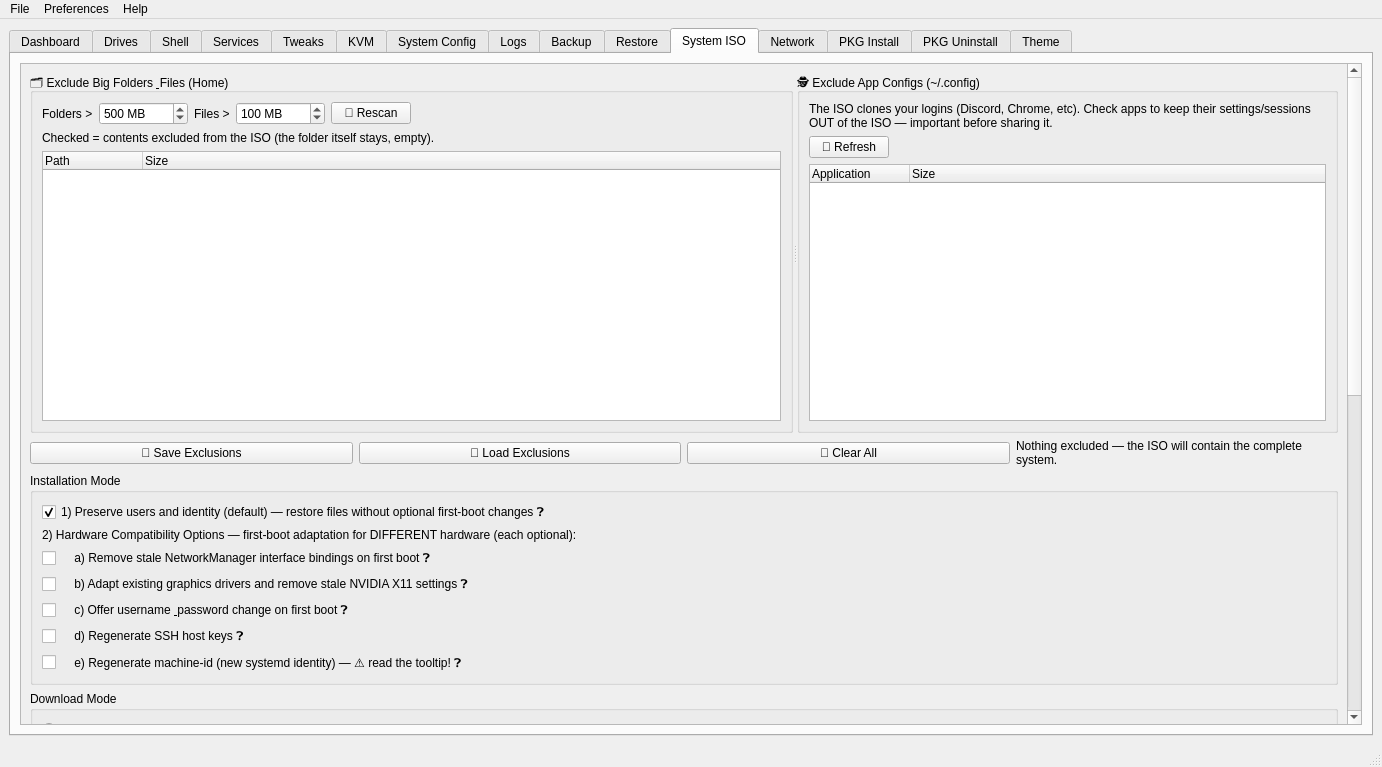
Old version of the form mainwindow.ui in the repository XetalEngine/CachyOsTools.
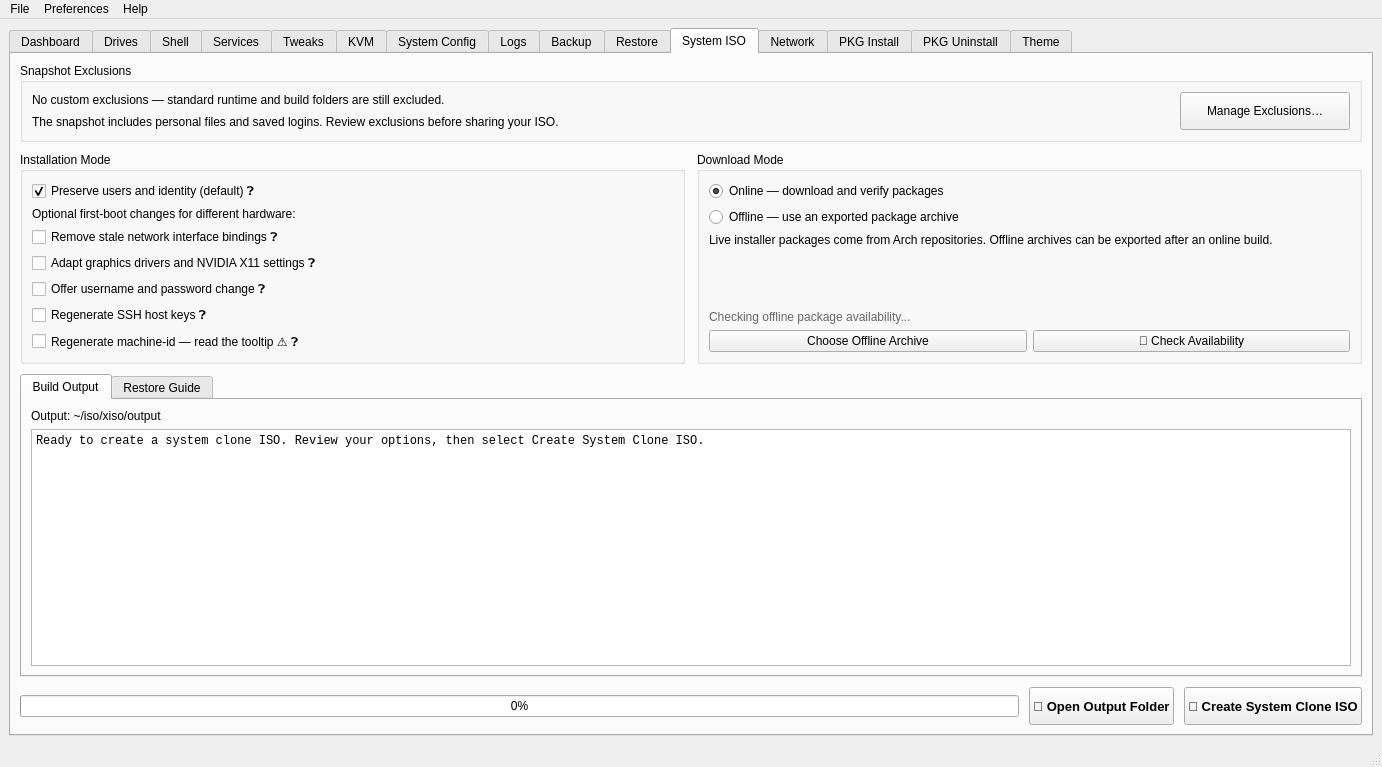
New version of the form. The open tabs and pages were chosen to show the change.

Commit message: Organized System iso Tab

What changed in the file:
```diff
--- a/mainwindow.ui
+++ b/mainwindow.ui
@@ -4230,247 +4230,64 @@
        <attribute name="title">
         <string>System ISO</string>
        </attribute>
-       <layout class="QVBoxLayout" name="verticalLayout_iso">
-        <item>
-         <widget class="QScrollArea" name="isoScrollArea">
-          <property name="widgetResizable">
-           <bool>true</bool>
-          </property>
-          <widget class="QWidget" name="isoScrollContent">
-           <property name="geometry">
-            <rect>
-             <x>0</x>
-             <y>0</y>
-             <width>944</width>
-             <height>1495</height>
-            </rect>
-           </property>
-           <layout class="QVBoxLayout" name="verticalLayout_iso_content">
-            <item>
-             <widget class="QSplitter" name="isoExcludeSplitter">
-              <property name="orientation">
-               <enum>Qt::Orientation::Horizontal</enum>
-              </property>
-              <property name="minimumSize">
-               <size>
-                <width>0</width>
-                <height>360</height>
-               </size>
-              </property>
-              <property name="childrenCollapsible">
-               <bool>false</bool>
-              </property>
-              <widget class="QGroupBox" name="isoBigFoldersGroup">
-               <property name="title">
-                <string>🗂️ Exclude Big Folders &amp; Files (Home)</string>
-               </property>
-               <layout class="QVBoxLayout" name="isoBigFoldersLayout">
-                <item>
-                 <layout class="QHBoxLayout" name="isoBigFiltersLayout">
-                  <item>
-                   <widget class="QLabel" name="isoFolderSizeLabel">
-                    <property name="text">
-                     <string>Folders &gt;</string>
-                    </property>
-                   </widget>
-                  </item>
-                  <item>
-                   <widget class="QSpinBox" name="isoFolderSizeSpin">
-                    <property name="minimum">
-                     <number>1</number>
-                    </property>
-                    <property name="maximum">
-                     <number>1000000</number>
-                    </property>
-                    <property name="value">
-                     <number>500</number>
-                    </property>
-                    <property name="suffix">
-                     <string> MB</string>
-                    </property>
-                    <property name="toolTip">
-                     <string>Only show folders larger than this</string>
-                    </property>
-                   </widget>
-                  </item>
-                  <item>
-                   <widget class="QLabel" name="isoFileSizeLabel">
-                    <property name="text">
-                     <string>Files &gt;</string>
-                    </property>
-                   </widget>
-                  </item>
-                  <item>
-                   <widget class="QSpinBox" name="isoFileSizeSpin">
-                    <property name="minimum">
+       <layout class="QVBoxLayout" name="verticalLayout_iso" stretch="0,0,1,0">
+        <property name="spacing">
                      <number>10</number>
                     </property>
-                    <property name="maximum">
-                     <number>1000000</number>
-                    </property>
-                    <property name="value">
-                     <number>100</number>
-                    </property>
-                    <property name="suffix">
-                     <string> MB</string>
-                    </property>
-                    <property name="toolTip">
-                     <string>Only show files larger than this (minimum 10 MB)</string>
-                    </property>
-                   </widget>
-                  </item>
                   <item>
-                   <widget class="QPushButton" name="isoRescanButton">
-                    <property name="text">
-                     <string>🔄 Rescan</string>
-                    </property>
-                   </widget>
-                  </item>
-                  <item>
-                   <spacer name="isoBigFiltersSpacer">
-                    <property name="orientation">
-                     <enum>Qt::Orientation::Horizontal</enum>
-                    </property>
-                    <property name="sizeHint" stdset="0">
-                     <size>
-                      <width>10</width>
-                      <height>20</height>
-                     </size>
-                    </property>
-                   </spacer>
-                  </item>
-                 </layout>
-                </item>
-                <item>
-                 <widget class="QLabel" name="isoScanStatusLabel">
-                  <property name="text">
-                   <string>Checked = contents excluded from the ISO (the folder itself stays, empty).</string>
-                  </property>
-                 </widget>
-                </item>
-                <item>
-                 <widget class="QTreeWidget" name="isoBigTree">
-                  <property name="alternatingRowColors">
-                   <bool>true</bool>
-                  </property>
-                  <column>
-                   <property name="text">
-                    <string>Path</string>
-                   </property>
-                  </column>
-                  <column>
-                   <property name="text">
-                    <string>Size</string>
-                   </property>
-                  </column>
-                 </widget>
-                </item>
-               </layout>
-              </widget>
-              <widget class="QGroupBox" name="isoConfigGroup">
+         <widget class="QGroupBox" name="isoExclusionsSummaryGroup">
                <property name="title">
-                <string>🕵️ Exclude App Configs (~/.config)</string>
-               </property>
-               <layout class="QVBoxLayout" name="isoConfigLayout">
+           <string>Snapshot Exclusions</string>
+          </property>
+          <layout class="QHBoxLayout" name="isoExclusionsSummaryLayout" stretch="1,0">
                 <item>
-                 <widget class="QLabel" name="isoConfigInfoLabel">
-                  <property name="text">
-                   <string>The ISO clones your logins (Discord, Chrome, etc). Check apps to keep their settings/sessions OUT of the ISO — important before sharing it.</string>
-                  </property>
-                  <property name="wordWrap">
-                   <bool>true</bool>
-                  </property>
-                 </widget>
-                </item>
-                <item>
-                 <layout class="QHBoxLayout" name="isoConfigTopLayout">
-                  <item>
-                   <widget class="QPushButton" name="isoConfigRescanButton">
-                    <property name="text">
-                     <string>🔄 Refresh</string>
-                    </property>
-                   </widget>
-                  </item>
-                  <item>
-                   <spacer name="isoConfigSpacer">
-                    <property name="orientation">
-                     <enum>Qt::Orientation::Horizontal</enum>
-                    </property>
-                    <property name="sizeHint" stdset="0">
-                     <size>
-                      <width>10</width>
-                      <height>20</height>
-                     </size>
-                    </property>
-                   </spacer>
-                  </item>
-                 </layout>
-                </item>
-                <item>
-                 <widget class="QTreeWidget" name="isoConfigTree">
-                  <property name="alternatingRowColors">
-                   <bool>true</bool>
-                  </property>
-                  <column>
-                   <property name="text">
-                    <string>Application</string>
-                   </property>
-                  </column>
-                  <column>
-                   <property name="text">
-                    <string>Size</string>
-                   </property>
-                  </column>
-                 </widget>
-                </item>
-               </layout>
-              </widget>
-             </widget>
-            </item>
-            <item>
-             <layout class="QHBoxLayout" name="isoExcludeProfileLayout">
-              <item>
-               <widget class="QPushButton" name="isoSaveExcludeButton">
-                <property name="text">
-                 <string>💾 Save Exclusions</string>
-                </property>
-                <property name="toolTip">
-                 <string>Save the current exclusion checklist to a profile file</string>
-                </property>
-               </widget>
-              </item>
-              <item>
-               <widget class="QPushButton" name="isoLoadExcludeButton">
-                <property name="text">
-                 <string>📂 Load Exclusions</string>
-                </property>
-                <property name="toolTip">
-                 <string>Load a saved exclusion profile (missing paths are skipped safely)</string>
-                </property>
-               </widget>
-              </item>
-              <item>
-               <widget class="QPushButton" name="isoClearExcludeButton">
-                <property name="text">
-                 <string>🧹 Clear All</string>
-                </property>
-                <property name="toolTip">
-                 <string>Uncheck every exclusion</string>
-                </property>
-               </widget>
-              </item>
+            <layout class="QVBoxLayout" name="isoExclusionsSummaryTextLayout">
               <item>
                <widget class="QLabel" name="isoExcludeSummaryLabel">
                 <property name="text">
-                 <string>Nothing excluded — the ISO will contain the complete system.</string>
+                <string>No custom exclusions — standard runtime and build folders are still excluded.</string>
                 </property>
                 <property name="wordWrap">
                  <bool>true</bool>
                 </property>
                </widget>
               </item>
-             </layout>
-            </item>
+             <item>
+              <widget class="QLabel" name="isoExclusionsPrivacyLabel">
+               <property name="text">
+                <string>The snapshot includes personal files and saved logins. Review exclusions before sharing your ISO.</string>
+               </property>
+               <property name="wordWrap">
+                <bool>true</bool>
+               </property>
+              </widget>
+             </item>
+            </layout>
+           </item>
+           <item>
+            <widget class="QPushButton" name="isoManageExclusionsButton">
+             <property name="text">
+              <string>Manage Exclusions…</string>
+             </property>
+             <property name="minimumSize">
+              <size>
+               <width>170</width>
+               <height>38</height>
+              </size>
+             </property>
+             <property name="toolTip">
+              <string>Open a dedicated window for large folders, files and app settings. Save or load exclusion profiles there.</string>
+             </property>
+            </widget>
+           </item>
+          </layout>
+         </widget>
+        </item>
+        <item>
+         <layout class="QHBoxLayout" name="isoModesLayout" stretch="1,1">
+          <property name="spacing">
+           <number>12</number>
+          </property>
             <item>
              <widget class="QGroupBox" name="isoInstallModeGroup">
               <property name="title">
@@ -4480,7 +4297,7 @@
                <item>
                 <widget class="QCheckBox" name="isoExactCloneCheck">
                  <property name="text">
-                  <string>1) Preserve users and identity (default) — restore files without optional first-boot changes ❓</string>
+                <string>Preserve users and identity (default) ❓</string>
                  </property>
                  <property name="toolTip">
                   <string>Keeps users, SSH keys and machine-id. This is a file-based snapshot, not a disk image.
@@ -4496,14 +4313,17 @@
                <item>
                 <widget class="QLabel" name="isoCompatLabel">
                  <property name="text">
-                  <string>2) Hardware Compatibility Options — first-boot adaptation for DIFFERENT hardware (each optional):</string>
+                <string>Optional first-boot changes for different hardware:</string>
+               </property>
+               <property name="wordWrap">
+                <bool>true</bool>
                  </property>
                 </widget>
                </item>
                <item>
                 <widget class="QCheckBox" name="isoCompatNetworkCheck">
                  <property name="text">
-                  <string>    a) Remove stale NetworkManager interface bindings on first boot ❓</string>
+                <string>Remove stale network interface bindings ❓</string>
                  </property>
                  <property name="toolTip">
                   <string>Requires an active NetworkManager service. Removes bindings to missing physical interfaces.
@@ -4514,7 +4334,7 @@
                <item>
                 <widget class="QCheckBox" name="isoCompatGpuCheck">
                  <property name="text">
-                  <string>    b) Adapt existing graphics drivers and remove stale NVIDIA X11 settings ❓</string>
+                <string>Adapt graphics drivers and NVIDIA X11 settings ❓</string>
                  </property>
                  <property name="toolTip">
                   <string>Uses drivers already included in the source system. Does not install packages or change repositories.
@@ -4526,7 +4346,7 @@
                <item>
                 <widget class="QCheckBox" name="isoCompatUserCheck">
                  <property name="text">
-                  <string>    c) Offer username &amp; password change on first boot ❓</string>
+                <string>Offer username and password change ❓</string>
                  </property>
                  <property name="toolTip">
                   <string>On first boot, offers to rename the user account and set a new password —
@@ -4538,7 +4358,7 @@
                <item>
                 <widget class="QCheckBox" name="isoCompatSshCheck">
                  <property name="text">
-                  <string>    d) Regenerate SSH host keys ❓</string>
+                <string>Regenerate SSH host keys ❓</string>
                  </property>
                  <property name="toolTip">
                   <string>Deletes /etc/ssh/ssh_host_* and generates fresh keys on first boot, so the clone
@@ -4550,7 +4370,7 @@
                <item>
                 <widget class="QCheckBox" name="isoCompatMachineIdCheck">
                  <property name="text">
-                  <string>    e) Regenerate machine-id (new systemd identity) — ⚠ read the tooltip! ❓</string>
+                <string>Regenerate machine-id — read the tooltip ⚠ ❓</string>
                  </property>
                  <property name="toolTip">
                   <string>⚠ Gives the install a brand-new /etc/machine-id — applied during installation.
@@ -4579,7 +4399,7 @@
                <item>
                 <widget class="QRadioButton" name="onlineModeRadio">
                  <property name="text">
-                  <string>Online Mode: Download and verify live installer packages from Arch repositories</string>
+                <string>Online — download and verify packages</string>
                  </property>
                  <property name="checked">
                   <bool>true</bool>
@@ -4589,10 +4409,33 @@
                <item>
                 <widget class="QRadioButton" name="offlineModeRadio">
                  <property name="text">
-                  <string>Offline Mode: Use an archive exported from a previous online build</string>
+                <string>Offline — use an exported package archive</string>
                  </property>
                 </widget>
                </item>
+             <item>
+              <widget class="QLabel" name="isoDownloadInfoLabel">
+               <property name="text">
+                <string>Live installer packages come from Arch repositories. Offline archives can be exported after an online build.</string>
+               </property>
+               <property name="wordWrap">
+                <bool>true</bool>
+               </property>
+              </widget>
+             </item>
+             <item>
+              <spacer name="isoDownloadModeSpacer">
+               <property name="orientation">
+                <enum>Qt::Orientation::Vertical</enum>
+               </property>
+               <property name="sizeHint" stdset="0">
+                <size>
+                 <width>0</width>
+                 <height>0</height>
+                </size>
+               </property>
+              </spacer>
+             </item>
                <item>
                 <widget class="QLabel" name="offlineStatusLabel">
                  <property name="text">
@@ -4601,6 +4444,9 @@
                  <property name="styleSheet">
                   <string notr="true">color: #666666;</string>
                  </property>
+               <property name="wordWrap">
+                <bool>true</bool>
+               </property>
                 </widget>
                </item>
                <item>
@@ -4627,12 +4473,48 @@
               </layout>
              </widget>
             </item>
+         </layout>
+        </item>
             <item>
-             <widget class="QGroupBox" name="isoInfoGroup">
-              <property name="title">
-               <string>System Clone Information</string>
+         <widget class="QTabWidget" name="isoActivityTabs">
+          <widget class="QWidget" name="isoBuildOutputTab">
+           <attribute name="title">
+            <string>Build Output</string>
+           </attribute>
+           <layout class="QVBoxLayout" name="isoBuildOutputLayout" stretch="0,1">
+            <item>
+             <widget class="QLabel" name="isoOutputPathLabel">
+              <property name="text">
+               <string>Output: ~/iso/xiso/output</string>
               </property>
-              <layout class="QVBoxLayout" name="verticalLayout_info">
+              <property name="wordWrap">
+               <bool>true</bool>
+              </property>
+             </widget>
+            </item>
+            <item>
+             <widget class="QTextEdit" name="isoStatusLabel">
+              <property name="plainText">
+               <string>Ready to create a system clone ISO. Review your options, then select Create System Clone ISO.</string>
+              </property>
+              <property name="readOnly">
+               <bool>true</bool>
+              </property>
+              <property name="font">
+               <font>
+                <family>Monospace</family>
+                <pointsize>9</pointsize>
+               </font>
+              </property>
+             </widget>
+            </item>
+           </layout>
+          </widget>
+          <widget class="QWidget" name="isoRestoreGuideTab">
+           <attribute name="title">
+            <string>Restore Guide</string>
+           </attribute>
+           <layout class="QVBoxLayout" name="isoRestoreGuideLayout" stretch="0,1">
                <item>
                 <widget class="QLabel" name="isoInfoLabel">
                  <property name="text">
@@ -4678,8 +4560,10 @@
                </item>
               </layout>
              </widget>
-            </item>
-           
+         </widget>
+        </item>
+        <item>
+         <layout class="QHBoxLayout" name="horizontalLayout_iso_buttons" stretch="1,0,0">
             <item>
              <widget class="QProgressBar" name="isoProgressBar">
               <property name="minimum">
@@ -4697,70 +4581,29 @@
              </widget>
             </item>
             <item>
-             <widget class="QTextEdit" name="isoStatusLabel">
-              <property name="plainText">
-               <string>Ready to create system clone ISO. Output will be saved to /home/user/iso/xiso/output/</string>
-              </property>
-              <property name="readOnly">
-               <bool>true</bool>
-              </property>
-              <property name="maximumHeight">
-               <number>90</number>
-              </property>
-              <property name="font">
-               <font>
-                <family>Monospace</family>
-                <pointsize>9</pointsize>
-               </font>
-              </property>
-             </widget>
-            </item>
-
- <item>
-             <layout class="QHBoxLayout" name="horizontalLayout_iso_buttons">
-              <property name="alignment">
-               <set>Qt::AlignHCenter</set>
-              </property>
-              <item>
-               <spacer name="horizontalSpacer_iso_left">
-                <property name="orientation">
-                 <enum>Qt::Orientation::Horizontal</enum>
-                </property>
-                <property name="sizeHint" stdset="0">
-                 <size>
-                  <width>40</width>
-                  <height>20</height>
-                 </size>
-                </property>
-               </spacer>
-              </item>
-              <item>
-               <widget class="QPushButton" name="createIsoButton">
-                <property name="minimumSize">
-                 <size>
-                  <width>110</width>
-                  <height>50</height>
-                 </size>
-                </property>
-                <property name="font">
-                 <font>
-                  <pointsize>10</pointsize>
-                  <bold>true</bold>
-                 </font>
-                </property>
-                <property name="text">
-                 <string>🚀 Create System Clone ISO</string>
-                </property>
-               </widget>
-              </item>
-              <item>
                <widget class="QPushButton" name="browseIsoOutputButton">
+            <property name="font">
+             <font>
+              <pointsize>10</pointsize>
+              <bold>true</bold>
+             </font>
+            </property>
+            <property name="text">
+             <string>📁 Open Output Folder</string>
+            </property>
+            <property name="toolTip">
+             <string>Open the ISO output folder in your default file manager</string>
+            </property>
                 <property name="minimumSize">
                  <size>
                   <width>80</width>
-                  <height>50</height>
-                 </size>
-                </property>
+              <height>38</height>
+             </size>
+            </property>
+           </widget>
+          </item>
+          <item>
+           <widget class="QPushButton" name="createIsoButton">
                 <property name="font">
                  <font>
                   <pointsize>10</pointsize>
@@ -4768,32 +4611,17 @@
                  </font>
                 </property>
                 <property name="text">
-                 <string>📁 Browse</string>
-                </property>
-                <property name="toolTip">
-                 <string>Browse to ISO output folder using Dolphin</string>
-                </property>
-               </widget>
-              </item>
-              <item>
-               <spacer name="horizontalSpacer_iso_right">
-                <property name="orientation">
-                 <enum>Qt::Orientation::Horizontal</enum>
-                </property>
-                <property name="sizeHint" stdset="0">
+             <string>🚀 Create System Clone ISO</string>
+            </property>
+            <property name="minimumSize">
                  <size>
-                  <width>40</width>
-                  <height>20</height>
-                 </size>
-                </property>
-               </spacer>
-              </item>
-             </layout>
-            </item>
-
-           </layout>
-          </widget>
-         </widget>
+              <width>110</width>
+              <height>38</height>
+             </size>
+            </property>
+           </widget>
+          </item>
+         </layout>
         </item>
        </layout>
       </widget>
```
Left out of the diff: 9 changed lines with no effect on the pictures. Lines whose indentation alone changed are shown as unchanged. The commit also changes 7 other files.
